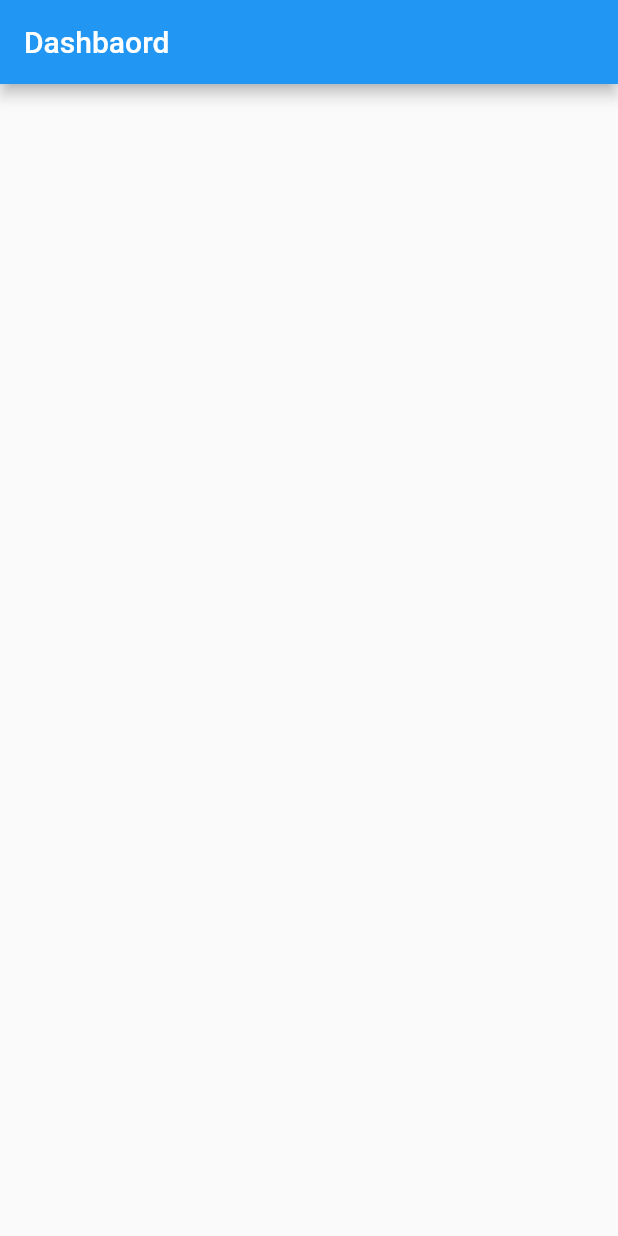
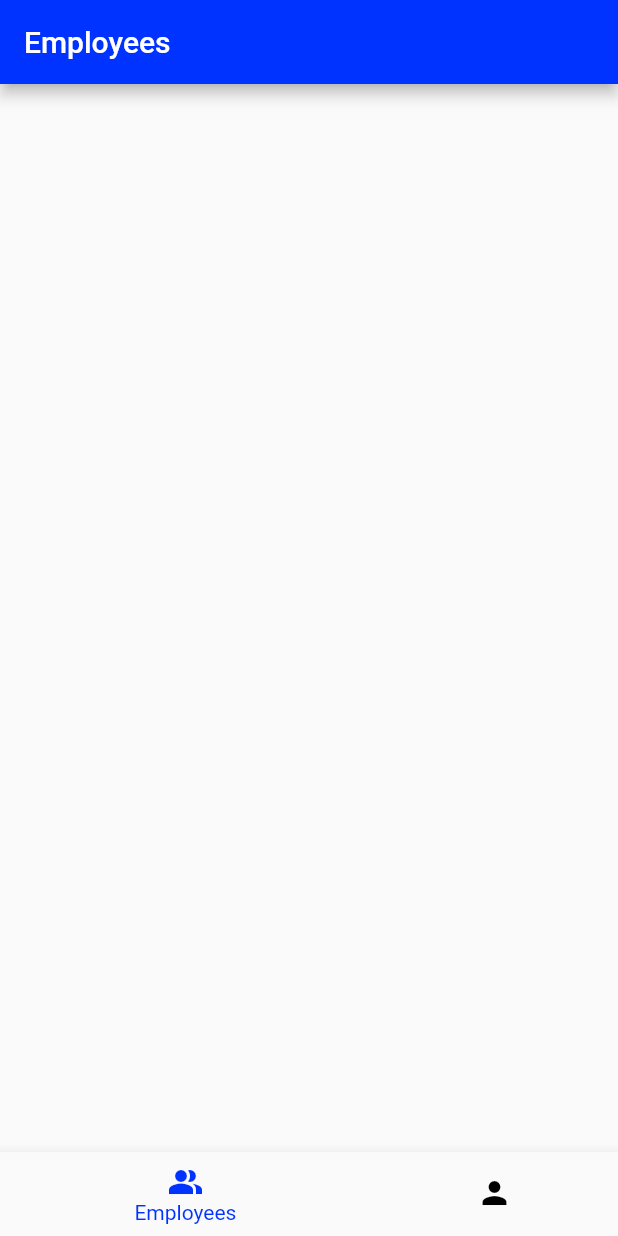
Before and after one commit to sdoshi983/flutter-vizmo__task, a Flutter app: the screen it shows after launch, on a phone screen of 412 x 824 dp. Run offline on Flutter 3.47's test engine with Material 2 defaults, Android fonts, the phone set to English and light mode, and no system bars.

Commit message:
employees list screen started

```diff
--- a/lib/main.dart
+++ b/lib/main.dart
@@ -1,5 +1,5 @@
 import 'package:flutter/material.dart';
-import 'package:vizmo_task/screens/dashboard.dart';
+import 'package:vizmo_task/view/screens/dashboard.dart';
 
 void main() {
   runApp(const MyApp());
@@ -13,6 +13,7 @@ class MyApp extends StatelessWidget {
   Widget build(BuildContext context) {
     return MaterialApp(
       title: 'Flutter Demo',
+      debugShowCheckedModeBanner: false,
       theme: ThemeData(
         primarySwatch: Colors.blue,
       ),
--- /dev/null
+++ b/lib/view/screens/dashboard.dart
@@ -0,0 +1,49 @@
+import 'package:flutter/cupertino.dart';
+import 'package:flutter/material.dart';
+import 'package:vizmo_task/data/constants.dart';
+import 'package:vizmo_task/view/screens/employees/employees_list.dart';
+import 'package:vizmo_task/view/screens/profile/profile.dart';
+
+class Dashboard extends StatefulWidget {
+  @override
+  State<Dashboard> createState() => _DashboardState();
+}
+
+class _DashboardState extends State<Dashboard> {
+  int _selectedIndex = 0;
+  List tabs = [
+    EmployeesList(),
+    Profile()
+  ];
+  @override
+  Widget build(BuildContext context) {
+    return Scaffold(
+      body: tabs[_selectedIndex],
+      bottomNavigationBar: BottomNavigationBar(
+          backgroundColor: Colors.white,
+          type: BottomNavigationBarType.shifting,
+          selectedItemColor: Constants.kThemeColor,
+          unselectedItemColor: Colors.black,
+          currentIndex: _selectedIndex,
+          onTap: (index){
+            setState(() {
+              _selectedIndex = index;
+            });
+          },
+          items: <BottomNavigationBarItem>[
+            BottomNavigationBarItem(
+              activeIcon: Icon(Icons.people_alt, color: Constants.kThemeColor,),
+              icon: Icon(Icons.people_alt),
+              label: 'Employees',
+              // backgroundColor: Colors.red,
+            ),
+            BottomNavigationBarItem(
+              activeIcon: Icon(Icons.person, color: Constants.kThemeColor,),
+              icon: Icon(Icons.person),
+              label: 'Profile',
+              // backgroundColor: Colors.red,
+            ),
+          ],
+        ));
+  }
+}
--- /dev/null
+++ b/lib/view/screens/employees/employees_list.dart
@@ -0,0 +1,22 @@
+import 'package:flutter/cupertino.dart';
+import 'package:flutter/material.dart';
+import 'package:vizmo_task/data/constants.dart';
+
+class EmployeesList extends StatefulWidget {
+  @override
+  State<EmployeesList> createState() => _EmployeesListState();
+}
+
+class _EmployeesListState extends State<EmployeesList> {
+  int _selectedIndex = 0;
+  @override
+  Widget build(BuildContext context) {
+    return Scaffold(
+        appBar: AppBar(
+          elevation: 4,
+          title: Text('Employees'),
+          backgroundColor: Constants.kThemeColor,
+        ),
+    );
+  }
+}
```
